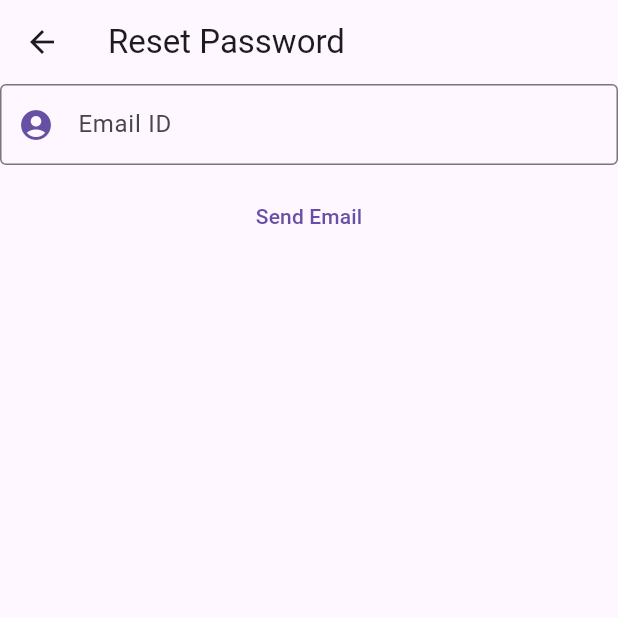
After one commit to Mic-360/flutterfire, a Flutter app: the screen it shows after launch, after a tap on "Reset Password", on a phone screen of 412 x 824 dp, the top half of it. The commit adds this screen. Run offline on Flutter 3.47's test engine with Material 2 defaults, Android fonts, the phone set to English and light mode, and no system bars; our stand-ins replace cloud_firestore, firebase_auth, firebase_core, google_sign_in; missing offline and left inert: dart:js_util; accounts and stored records are empty.

Commit message:
Reset password function

```diff
--- a/lib/screens/login.dart
+++ b/lib/screens/login.dart
@@ -1,6 +1,7 @@
 import 'package:flutter/material.dart';
 import 'package:firebase_auth/firebase_auth.dart';
 import 'package:flutterfire/screens/home.dart';
+import 'package:flutterfire/utils/resetPassword.dart';
 import 'package:google_sign_in/google_sign_in.dart';
 
 class Login extends StatefulWidget {
@@ -130,6 +131,20 @@ class _LoginState extends State<Login> {
                   }
                 }),
             SizedBox(
+              height: 10.0,
+            ),
+            ElevatedButton(
+              child: const Text('Reset Password'),
+                onPressed: () {
+                  Navigator.push(
+                    context,
+                    MaterialPageRoute(
+                      builder: (context) => ResetPassword(),
+                    ),
+                  );
+                }
+            ),
+            SizedBox(
               height: 20.0,
             ),
             TextButton(
--- /dev/null
+++ b/lib/utils/resetPassword.dart
@@ -0,0 +1,99 @@
+import 'package:firebase_auth/firebase_auth.dart';
+import 'package:flutter/material.dart';
+
+class ResetPassword extends StatefulWidget {
+  const ResetPassword({super.key});
+
+  @override
+  State<ResetPassword> createState() => _ResetPasswordState();
+}
+
+class _ResetPasswordState extends State<ResetPassword> {
+  final _formKey = GlobalKey<FormState>();
+  final TextEditingController _emailController = TextEditingController();
+  late String email;
+
+  @override
+  void dispose() {
+    _emailController.dispose();
+    super.dispose();
+  }
+
+  resetPassword() async {
+    try {
+      await FirebaseAuth.instance.sendPasswordResetEmail(email: email);
+      ScaffoldMessenger.of(context).showSnackBar(
+        const SnackBar(
+          content: Text('Email Has Been Sent'),
+        ),
+      );
+    } on FirebaseAuthException catch (e) {
+      if (e.code == 'user-not-found') {
+        ScaffoldMessenger.of(context).showSnackBar(
+          const SnackBar(
+            content: Text('No user found with this email'),
+          ),
+        );
+      }
+    }
+  }
+
+  @override
+  Widget build(BuildContext context) {
+    return Scaffold(
+      appBar: AppBar(
+        title: const Text('Reset Password'),
+      ),
+      body: SafeArea(
+        child: Form(
+          key: _formKey,
+          child: Column(
+            children: [
+              TextFormField(
+                decoration: InputDecoration(
+                  contentPadding: const EdgeInsets.symmetric(vertical: 15.0),
+                  border: OutlineInputBorder(
+                    borderSide: const BorderSide(width: 0.8),
+                  ),
+                  hintText: 'ID',
+                  labelText: 'Email ID',
+                  prefixIcon: Icon(
+                    Icons.account_circle,
+                    color: Theme.of(context).primaryColor,
+                    // size: 30.0,
+                  ),
+                ),
+                controller: _emailController,
+                keyboardType: TextInputType.emailAddress,
+                validator: (value) {
+                  if (value == null || value.isEmpty) {
+                    return 'Please Enter an Email';
+                  }
+                  if (!RegExp("^[a-zA-Z0-9+_.-]+@[a-zA-Z0-9.-]+.[a-z]")
+                      .hasMatch(value)) {
+                    return 'Please Enter a Valid Email';
+                  }
+                  return null;
+                },
+              ),
+              SizedBox(
+                height: 10.0,
+              ),
+              TextButton(
+                child: const Text('Send Email'),
+                onPressed: () {
+                  if (_formKey.currentState!.validate()) {
+                    setState(() {
+                      email = _emailController.text;
+                      resetPassword();
+                    });
+                  }
+                },
+              ),
+            ],
+          ),
+        ),
+      ),
+    );
+  }
+}
```
